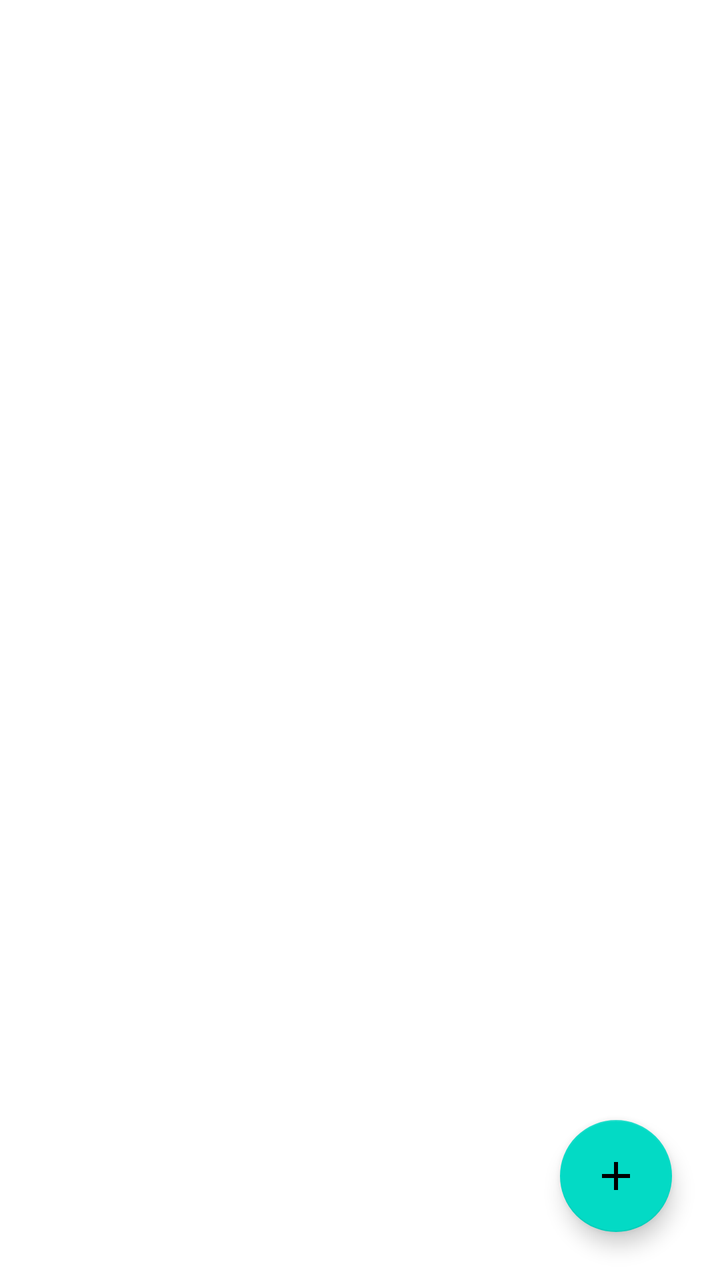
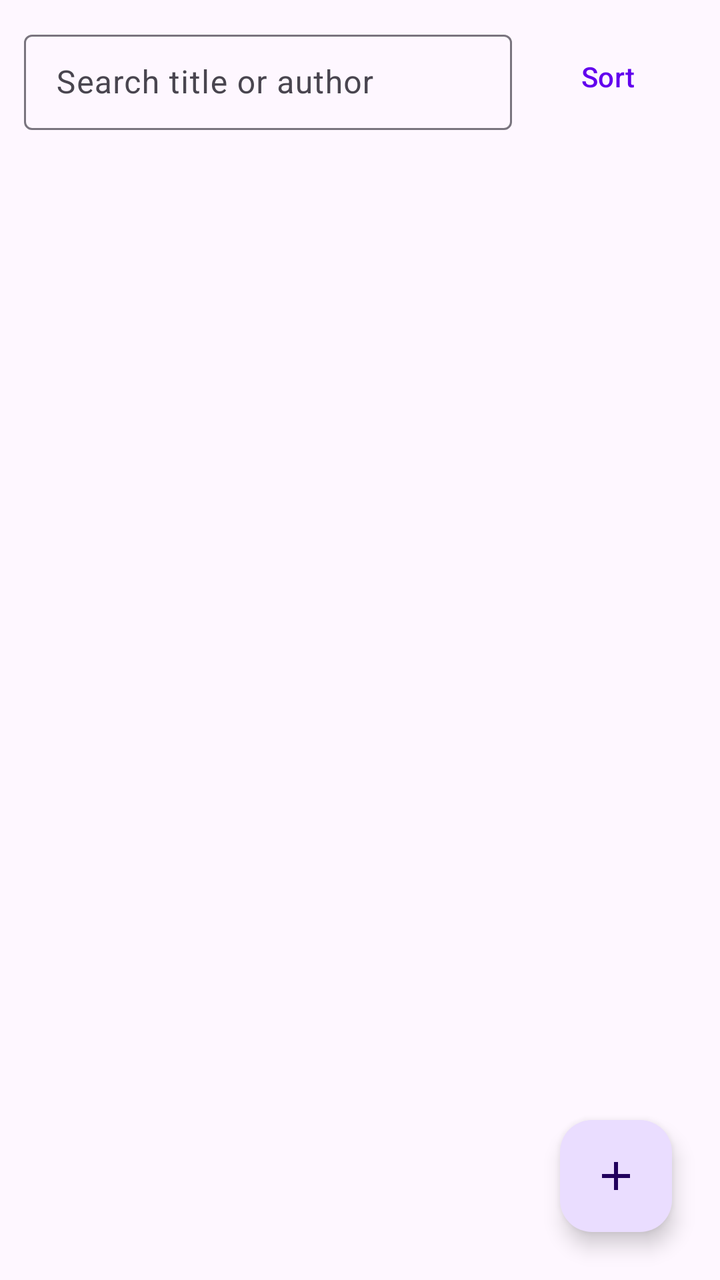

An Android layout rendered at two revisions. The XML below is the earlier revision; the diff shows what the commit changed to produce the second picture.
<!-- AndroidManifest.xml: application theme Theme.Narrator -->
<!-- res/layout/fragment_library.xml -->
<?xml version="1.0" encoding="utf-8"?>
<FrameLayout xmlns:android="http://schemas.android.com/apk/res/android"
    xmlns:app="http://schemas.android.com/apk/res-auto"
    android:layout_width="match_parent"
    android:layout_height="match_parent">

    <androidx.recyclerview.widget.RecyclerView
        android:id="@+id/library_list"
        android:layout_width="match_parent"
        android:layout_height="match_parent"
        android:clipToPadding="false"
        android:paddingBottom="88dp" />

    <TextView
        android:id="@+id/library_empty"
        android:layout_width="wrap_content"
        android:layout_height="wrap_content"
        android:layout_gravity="center"
        android:padding="32dp"
        android:gravity="center"
        android:text="@string/library_empty"
        android:textAppearance="?attr/textAppearanceBody1"
        android:visibility="gone" />

    <com.google.android.material.floatingactionbutton.FloatingActionButton
        android:id="@+id/library_fab"
        android:layout_width="wrap_content"
        android:layout_height="wrap_content"
        android:layout_gravity="bottom|end"
        android:layout_margin="24dp"
        android:contentDescription="@string/library_import"
        app:srcCompat="@drawable/ic_add" />
</FrameLayout>
<!-- resources referenced by this layout -->
<resources>
  <!-- drawable ic_add (drawable) -->
  <vector xmlns:android="http://schemas.android.com/apk/res/android"
      android:width="24dp"
      android:height="24dp"
      android:viewportWidth="24"
      android:viewportHeight="24"
      android:tint="?attr/colorOnSecondary">
      <path
          android:fillColor="@android:color/white"
          android:pathData="M19,13h-6v6h-2v-6H5v-2h6V5h2v6h6v2z"/>
  </vector>
  <string name="library_empty">Please import your books here.</string>
  <string name="library_import">Import a book</string>
  <style name="Theme.Narrator" parent="Theme.MaterialComponents.DayNight.NoActionBar">
          
          <item name="colorPrimary">@color/purple_500</item>
          <item name="colorPrimaryVariant">@color/purple_700</item>
          <item name="colorOnPrimary">@color/white</item>
          
          <item name="colorSecondary">@color/teal_200</item>
          <item name="colorSecondaryVariant">@color/teal_700</item>
          <item name="colorOnSecondary">@color/black</item>
          
          <item name="android:statusBarColor">?attr/colorPrimaryVariant</item>
          
      </style>
  <color name="purple_500">#FF6200EE</color>
  <color name="purple_700">#FF3700B3</color>
  <color name="white">#FFFFFFFF</color>
  <color name="teal_200">#FF03DAC5</color>
  <color name="teal_700">#FF018786</color>
  <color name="black">#FF000000</color>
</resources>

<!-- the commit's change to res/layout/fragment_library.xml (unified diff, before → after) -->
@@ -4,12 +4,123 @@
     android:layout_width="match_parent"
     android:layout_height="match_parent">
 
-    <androidx.recyclerview.widget.RecyclerView
-        android:id="@+id/library_list"
+    <LinearLayout
         android:layout_width="match_parent"
         android:layout_height="match_parent"
-        android:clipToPadding="false"
-        android:paddingBottom="88dp" />
+        android:orientation="vertical">
+
+        
+        <LinearLayout
+            android:layout_width="match_parent"
+            android:layout_height="wrap_content"
+            android:orientation="horizontal"
+            android:padding="12dp"
+            android:gravity="center_vertical">
+
+            <com.google.android.material.textfield.TextInputLayout
+                android:id="@+id/library_search_layout"
+                style="@style/Widget.Material3.TextInputLayout.OutlinedBox.Dense"
+                android:layout_width="0dp"
+                android:layout_height="wrap_content"
+                android:layout_weight="1"
+                android:hint="@string/library_search_hint">
+
+                <com.google.android.material.textfield.TextInputEditText
+                    android:id="@+id/library_search"
+                    android:layout_width="match_parent"
+                    android:layout_height="wrap_content"
+                    android:imeOptions="actionSearch"
+                    android:inputType="text"
+                    android:maxLines="1" />
+            </com.google.android.material.textfield.TextInputLayout>
+
+            <com.google.android.material.button.MaterialButton
+                android:id="@+id/library_sort"
+                style="@style/Widget.Material3.Button.TextButton"
+                android:layout_width="wrap_content"
+                android:layout_height="wrap_content"
+                android:layout_marginStart="4dp"
+                android:text="@string/library_sort" />
+        </LinearLayout>
+
+        
+        <com.google.android.material.card.MaterialCardView
+            android:id="@+id/library_continue_card"
+            style="@style/Widget.Material3.CardView.Filled"
+            android:layout_width="match_parent"
+            android:layout_height="wrap_content"
+            android:layout_marginHorizontal="12dp"
+            android:layout_marginBottom="8dp"
+            android:clickable="true"
+            android:focusable="true"
+            android:visibility="gone">
+
+            <LinearLayout
+                android:layout_width="match_parent"
+                android:layout_height="wrap_content"
+                android:orientation="horizontal"
+                android:padding="12dp"
+                android:gravity="center_vertical">
+
+                <ImageView
+                    android:id="@+id/library_continue_cover"
+                    android:layout_width="56dp"
+                    android:layout_height="80dp"
+                    android:scaleType="centerCrop"
+                    android:contentDescription="@string/library_continue" />
+
+                <LinearLayout
+                    android:layout_width="0dp"
+                    android:layout_height="wrap_content"
+                    android:layout_weight="1"
+                    android:layout_marginStart="12dp"
+                    android:orientation="vertical">
+
+                    <TextView
+                        android:layout_width="wrap_content"
+                        android:layout_height="wrap_content"
+                        android:text="@string/library_continue"
+                        android:textAppearance="?attr/textAppearanceLabelMedium"
+                        android:alpha="0.7" />
+
+                    <TextView
+                        android:id="@+id/library_continue_title"
+                        android:layout_width="match_parent"
+                        android:layout_height="wrap_content"
+                        android:layout_marginTop="2dp"
+                        android:textAppearance="?attr/textAppearanceTitleMedium"
+                        android:maxLines="1"
+                        android:ellipsize="end" />
+
+                    <TextView
+                        android:id="@+id/library_continue_author"
+                        android:layout_width="match_parent"
+                        android:layout_height="wrap_content"
+                        android:textAppearance="?attr/textAppearanceBodySmall"
+                        android:alpha="0.7"
+                        android:maxLines="1"
+                        android:ellipsize="end" />
+                </LinearLayout>
+
+                <com.google.android.material.button.MaterialButton
+                    android:id="@+id/library_continue_play"
+                    style="@style/Widget.Material3.Button.IconButton.Filled"
+                    android:layout_width="wrap_content"
+                    android:layout_height="wrap_content"
+                    app:icon="@drawable/ic_play"
+                    app:iconSize="24dp"
+                    android:contentDescription="@string/player_play" />
+            </LinearLayout>
+        </com.google.android.material.card.MaterialCardView>
+
+        <androidx.recyclerview.widget.RecyclerView
+            android:id="@+id/library_list"
+            android:layout_width="match_parent"
+            android:layout_height="0dp"
+            android:layout_weight="1"
+            android:clipToPadding="false"
+            android:paddingBottom="88dp" />
+    </LinearLayout>
 
     <TextView
         android:id="@+id/library_empty"
@@ -30,4 +141,15 @@
         android:layout_margin="24dp"
         android:contentDescription="@string/library_import"
         app:srcCompat="@drawable/ic_add" />
+
+    
+    <com.google.android.material.appbar.MaterialToolbar
+        android:id="@+id/library_action_mode"
+        android:layout_width="match_parent"
+        android:layout_height="wrap_content"
+        android:layout_gravity="top"
+        android:background="?attr/colorSurfaceContainer"
+        app:navigationIcon="@android:drawable/ic_menu_close_clear_cancel"
+        app:menu="@menu/library_action_mode"
+        android:visibility="gone" />
 </FrameLayout>
<!-- resource entries referenced after the edit -->
@@ -11,9 +11,24 @@
           android:fillColor="@android:color/white"
           android:pathData="M19,13h-6v6h-2v-6H5v-2h6V5h2v6h6v2z"/>
   </vector>
+  <!-- drawable ic_play (drawable) -->
+  <vector xmlns:android="http://schemas.android.com/apk/res/android"
+      android:width="48dp"
+      android:height="48dp"
+      android:viewportWidth="24"
+      android:viewportHeight="24"
+      android:tint="?attr/colorOnPrimary">
+      <path
+          android:fillColor="@android:color/white"
+          android:pathData="M8,5v14l11,-7z"/>
+  </vector>
+  <string name="library_continue">Continue</string>
   <string name="library_empty">Please import your books here.</string>
   <string name="library_import">Import a book</string>
-  <style name="Theme.Narrator" parent="Theme.MaterialComponents.DayNight.NoActionBar">
+  <string name="library_search_hint">Search title or author</string>
+  <string name="library_sort">Sort</string>
+  <string name="player_play">Play</string>
+  <style name="Theme.Narrator" parent="Theme.Material3.DayNight.NoActionBar">
           
           <item name="colorPrimary">@color/purple_500</item>
           <item name="colorPrimaryVariant">@color/purple_700</item>
